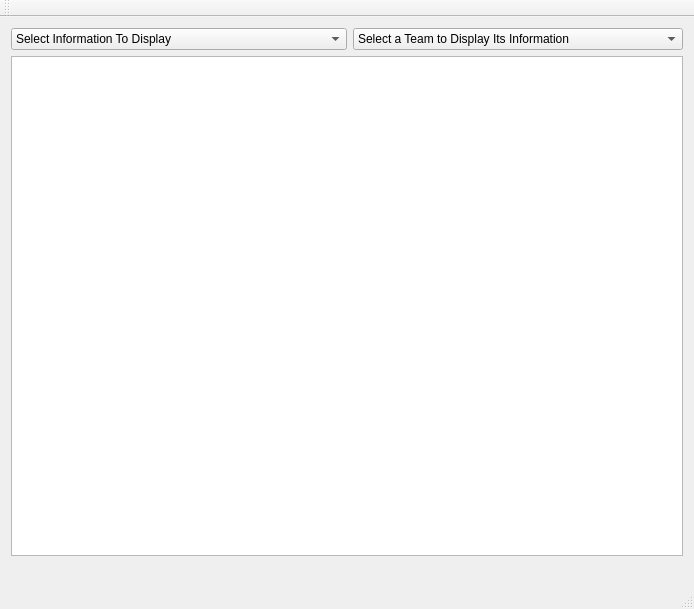
This is mainwindow.ui in pkhodadoustan/NFLFootballTouring as Qt 5 draws it before an edit. The edited form follows.
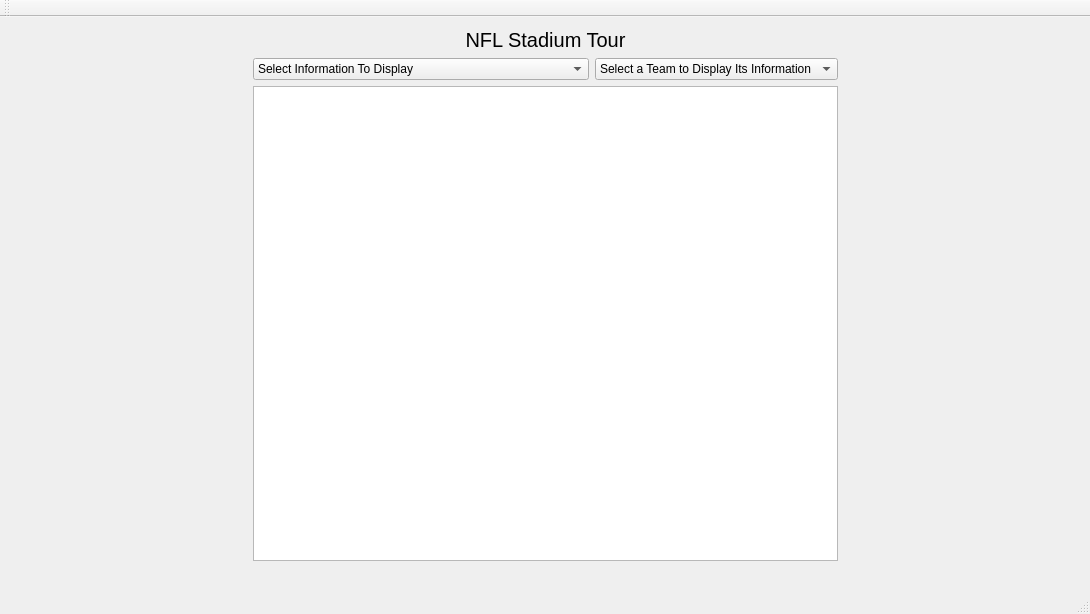
This is the edited form. Icons and pictures are not drawn.

Commit message: Added total number of seats and added spacers for ui layout, tried to add a background image

```diff
--- a/mainwindow.ui
+++ b/mainwindow.ui
@@ -6,18 +6,64 @@
    <rect>
     <x>0</x>
     <y>0</y>
-    <width>694</width>
-    <height>609</height>
+    <width>1090</width>
+    <height>614</height>
    </rect>
   </property>
   <property name="windowTitle">
    <string>MainWindow</string>
   </property>
+  <property name="styleSheet">
+   <string notr="true">QMainWindow{
+	background-image: url(&quot;:/images/Images/stadium.jpg&quot;);
+	background-position: center;
+}</string>
+  </property>
   <widget class="QWidget" name="centralWidget">
-   <layout class="QVBoxLayout" name="verticalLayout">
-    <item>
-     <layout class="QHBoxLayout" name="horizontalLayout">
-      <item>
+   <layout class="QGridLayout" name="gridLayout_2">
+    <item row="1" column="2">
+     <spacer name="horizontalSpacer_2">
+      <property name="orientation">
+       <enum>Qt::Horizontal</enum>
+      </property>
+      <property name="sizeHint" stdset="0">
+       <size>
+        <width>40</width>
+        <height>20</height>
+       </size>
+      </property>
+     </spacer>
+    </item>
+    <item row="1" column="0">
+     <spacer name="horizontalSpacer">
+      <property name="orientation">
+       <enum>Qt::Horizontal</enum>
+      </property>
+      <property name="sizeHint" stdset="0">
+       <size>
+        <width>40</width>
+        <height>20</height>
+       </size>
+      </property>
+     </spacer>
+    </item>
+    <item row="1" column="1">
+     <layout class="QGridLayout" name="gridLayout">
+      <item row="0" column="1">
+       <widget class="QComboBox" name="comboBox">
+        <item>
+         <property name="text">
+          <string>Select a Team to Display Its Information</string>
+         </property>
+        </item>
+        <item>
+         <property name="text">
+          <string>Display All Team</string>
+         </property>
+        </item>
+       </widget>
+      </item>
+      <item row="0" column="0">
        <widget class="QComboBox" name="comboBox_2">
         <item>
          <property name="text">
@@ -51,35 +97,43 @@
         </item>
        </widget>
       </item>
-      <item>
-       <widget class="QComboBox" name="comboBox">
-        <item>
-         <property name="text">
-          <string>Select a Team to Display Its Information</string>
-         </property>
-        </item>
-        <item>
-         <property name="text">
-          <string>Display All Team</string>
-         </property>
-        </item>
+      <item row="1" column="0" colspan="2">
+       <widget class="QTableView" name="Table"/>
+      </item>
+      <item row="2" column="0">
+       <widget class="QLabel" name="label">
+        <property name="text">
+         <string/>
+        </property>
+        <property name="alignment">
+         <set>Qt::AlignLeading|Qt::AlignLeft|Qt::AlignVCenter</set>
+        </property>
+        <property name="wordWrap">
+         <bool>false</bool>
+        </property>
+       </widget>
+      </item>
+      <item row="2" column="1">
+       <widget class="QLabel" name="label_3">
+        <property name="text">
+         <string/>
+        </property>
        </widget>
       </item>
      </layout>
     </item>
-    <item>
-     <widget class="QTableView" name="Table"/>
-    </item>
-    <item>
-     <widget class="QLabel" name="label">
+    <item row="0" column="1">
+     <widget class="QLabel" name="label_2">
+      <property name="font">
+       <font>
+        <pointsize>15</pointsize>
+       </font>
+      </property>
       <property name="text">
-       <string/>
+       <string>NFL Stadium Tour</string>
       </property>
       <property name="alignment">
-       <set>Qt::AlignLeading|Qt::AlignLeft|Qt::AlignVCenter</set>
-      </property>
-      <property name="wordWrap">
-       <bool>false</bool>
+       <set>Qt::AlignCenter</set>
       </property>
      </widget>
     </item>
```
Left out of the diff: 4 changed lines with no effect on the pictures. The commit also changes 5 other files.
